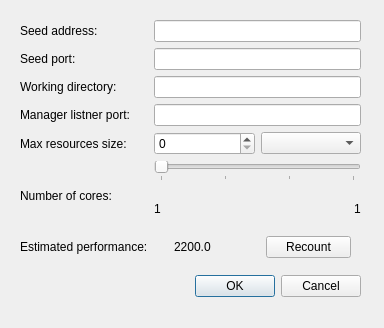
Before: the Qt Designer form poc/golemPy/examples/gnr/ui/ConfigurationDialog.ui in golemfactory/clay, drawn with Qt 5.
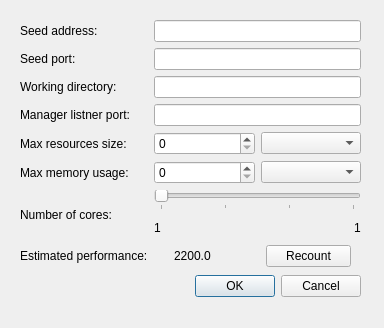
After: the same form once the commit is applied.

The edit to the form file:
```diff
--- a/poc/golemPy/examples/gnr/ui/ConfigurationDialog.ui
+++ b/poc/golemPy/examples/gnr/ui/ConfigurationDialog.ui
@@ -38,21 +38,59 @@
      <x>20</x>
      <y>20</y>
      <width>341</width>
-     <height>238</height>
+     <height>247</height>
     </rect>
    </property>
    <layout class="QGridLayout" name="gridLayout">
+    <item row="7" column="0">
+     <widget class="QLabel" name="label_4">
+      <property name="text">
+       <string>Estimated performance:</string>
+      </property>
+     </widget>
+    </item>
     <item row="2" column="1">
      <widget class="QLineEdit" name="workingDirectoryLineEdit"/>
     </item>
-    <item row="5" column="0">
+    <item row="6" column="0">
      <widget class="QLabel" name="label_7">
       <property name="text">
        <string>Number of cores:</string>
       </property>
      </widget>
     </item>
-    <item row="5" column="1">
+    <item row="0" column="0">
+     <widget class="QLabel" name="label">
+      <property name="text">
+       <string>Seed address:</string>
+      </property>
+     </widget>
+    </item>
+    <item row="7" column="1">
+     <layout class="QHBoxLayout" name="horizontalLayout">
+      <property name="leftMargin">
+       <number>20</number>
+      </property>
+      <property name="rightMargin">
+       <number>10</number>
+      </property>
+      <item>
+       <widget class="QLabel" name="performanceLabel">
+        <property name="text">
+         <string>2200.0</string>
+        </property>
+       </widget>
+      </item>
+      <item>
+       <widget class="QPushButton" name="recountButton">
+        <property name="text">
+         <string>Recount</string>
+        </property>
+       </widget>
+      </item>
+     </layout>
+    </item>
+    <item row="6" column="1">
      <layout class="QVBoxLayout" name="verticalLayout">
       <item>
        <widget class="QSlider" name="numCoresSlider">
@@ -112,47 +150,9 @@
       </item>
      </layout>
     </item>
-    <item row="6" column="1">
-     <layout class="QHBoxLayout" name="horizontalLayout">
-      <property name="leftMargin">
-       <number>20</number>
-      </property>
-      <property name="rightMargin">
-       <number>10</number>
-      </property>
-      <item>
-       <widget class="QLabel" name="performanceLabel">
-        <property name="text">
-         <string>2200.0</string>
-        </property>
-       </widget>
-      </item>
-      <item>
-       <widget class="QPushButton" name="recountButton">
-        <property name="text">
-         <string>Recount</string>
-        </property>
-       </widget>
-      </item>
-     </layout>
-    </item>
-    <item row="0" column="0">
-     <widget class="QLabel" name="label">
-      <property name="text">
-       <string>Seed address:</string>
-      </property>
-     </widget>
-    </item>
     <item row="0" column="1">
      <widget class="QLineEdit" name="hostAddressLineEdit"/>
     </item>
-    <item row="6" column="0">
-     <widget class="QLabel" name="label_4">
-      <property name="text">
-       <string>Estimated performance:</string>
-      </property>
-     </widget>
-    </item>
     <item row="2" column="0">
      <widget class="QLabel" name="label_3">
       <property name="text">
@@ -201,6 +201,31 @@
       </item>
      </layout>
     </item>
+    <item row="5" column="0">
+     <layout class="QVBoxLayout" name="verticalLayout_2">
+      <item>
+       <widget class="QLabel" name="label_8">
+        <property name="text">
+         <string>Max memory usage:</string>
+        </property>
+       </widget>
+      </item>
+     </layout>
+    </item>
+    <item row="5" column="1">
+     <layout class="QHBoxLayout" name="horizontalLayout_4">
+      <item>
+       <widget class="QSpinBox" name="maxMemoryUsageSpinBox">
+        <property name="maximum">
+         <number>999999</number>
+        </property>
+       </widget>
+      </item>
+      <item>
+       <widget class="QComboBox" name="maxMemoryUsageComboBox"/>
+      </item>
+     </layout>
+    </item>
    </layout>
   </widget>
  </widget>
```
